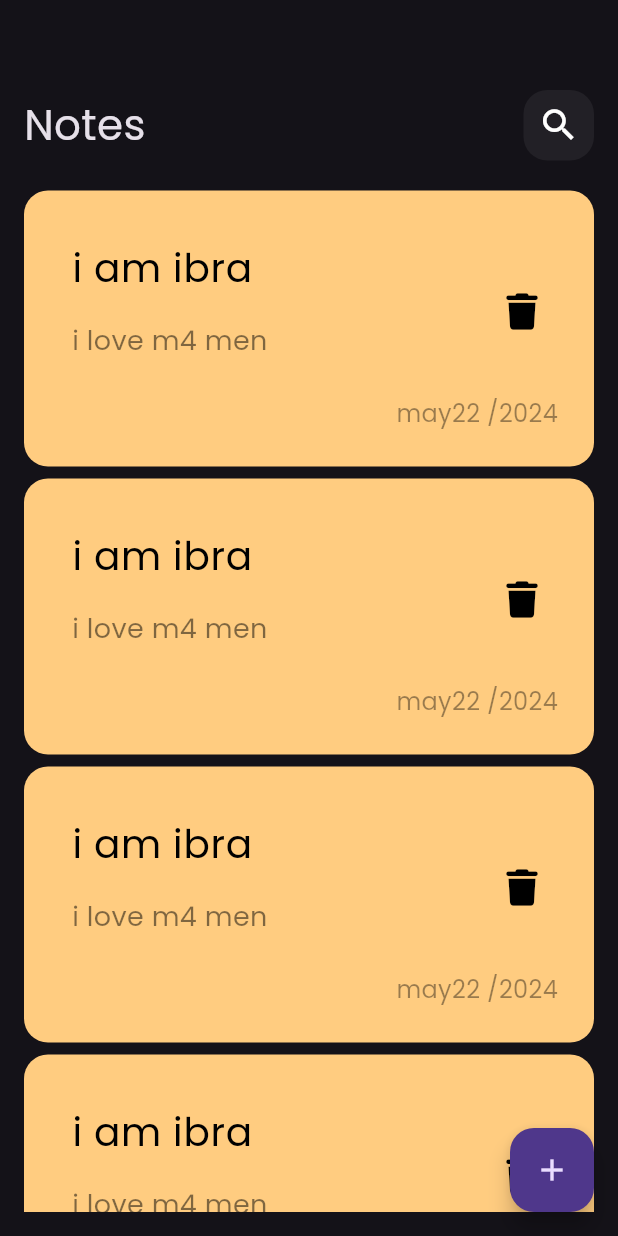
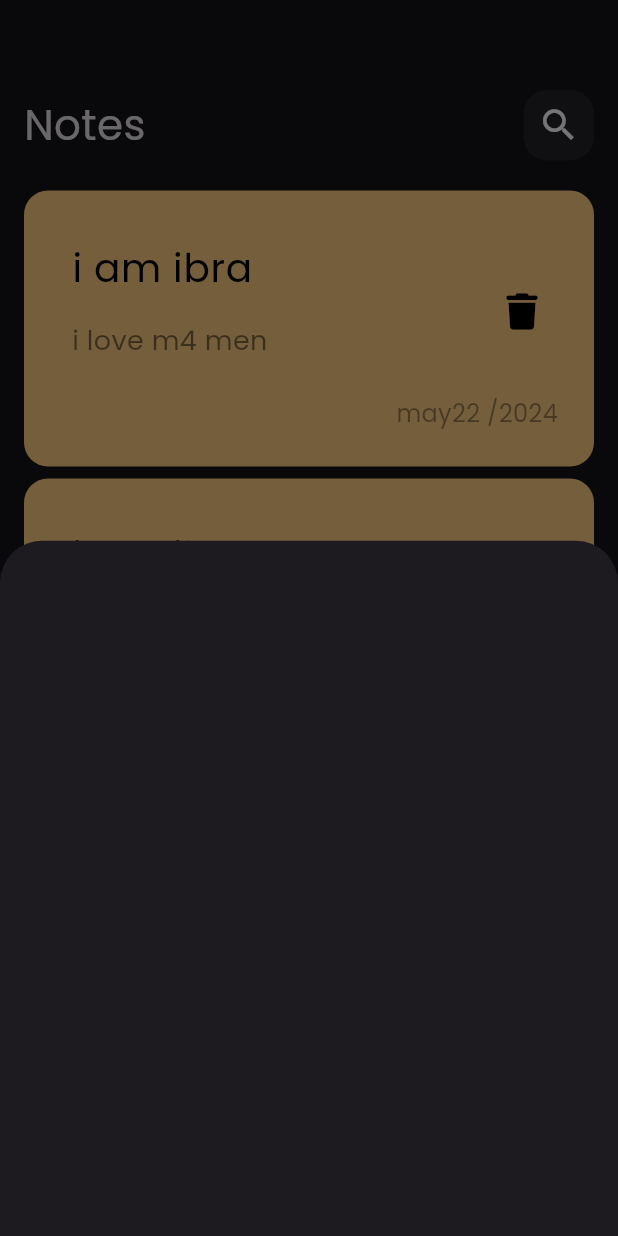
Before and after one commit to Ibrahim8545/NotesApp, a Flutter app: the screen it shows after launch, after a tap on the "add" icon, on a phone screen of 412 x 824 dp. Run offline on Flutter 3.47's test engine with Material 3 defaults, Android fonts, the phone set to English and light mode, and no system bars; our stand-ins replace font_awesome_flutter.

Commit message:
add modal button sheet

```diff
--- /dev/null
+++ b/lib/views/add_note_button_sheet.dart
@@ -0,0 +1,10 @@
+import 'package:flutter/material.dart';
+
+class NotesModelButton extends StatelessWidget {
+  const NotesModelButton({super.key});
+
+  @override
+  Widget build(BuildContext context) {
+    return Container();
+  }
+}
--- a/lib/views/notes_view.dart
+++ b/lib/views/notes_view.dart
@@ -1,4 +1,5 @@
 import 'package:flutter/material.dart';
+import 'package:notesapp/views/add_note_button_sheet.dart';
 import 'package:notesapp/widget/notes_view_body.dart';
 
 class NotesView extends StatelessWidget {
@@ -8,7 +9,17 @@ class NotesView extends StatelessWidget {
   Widget build(BuildContext context) {
     return   Scaffold(
       floatingActionButton: FloatingActionButton(
-        onPressed: (){},
+        onPressed: ()
+        {
+          showModalBottomSheet(
+            context: context,
+           builder:(context)
+           {
+            return NotesModelButton();
+
+           }
+           );
+        },
         child: const Icon(Icons.add),
         ),
       body:const NotesViewBody() ,
```
